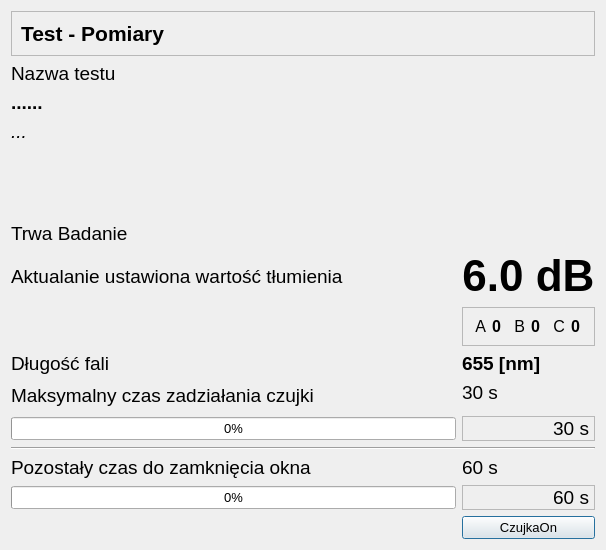
wiacekmarcin/CzujkiLiniowe, file CzujkiLinioweApp/oknobadaniereakcji6db.ui: the form before one commit.
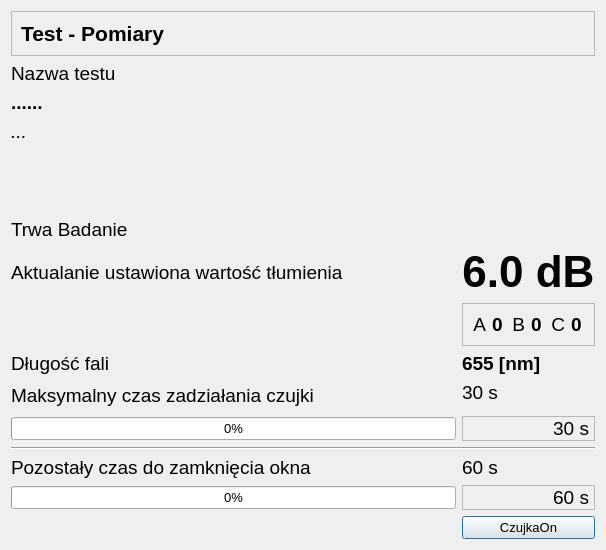
The form after the commit.

What changed in the file:
```diff
--- a/CzujkiLinioweApp/oknobadaniereakcji6db.ui
+++ b/CzujkiLinioweApp/oknobadaniereakcji6db.ui
@@ -140,7 +140,7 @@
         <property name="font">
          <font>
           <family>Arial</family>
-          <pointsize>12</pointsize>
+          <pointsize>14</pointsize>
          </font>
         </property>
         <property name="text">
@@ -156,7 +156,7 @@
         <property name="font">
          <font>
           <family>Arial</family>
-          <pointsize>12</pointsize>
+          <pointsize>14</pointsize>
           <bold>true</bold>
          </font>
         </property>
@@ -170,7 +170,7 @@
         <property name="font">
          <font>
           <family>Arial</family>
-          <pointsize>12</pointsize>
+          <pointsize>14</pointsize>
          </font>
         </property>
         <property name="text">
@@ -186,7 +186,7 @@
         <property name="font">
          <font>
           <family>Arial</family>
-          <pointsize>12</pointsize>
+          <pointsize>14</pointsize>
           <bold>true</bold>
          </font>
         </property>
@@ -200,7 +200,7 @@
         <property name="font">
          <font>
           <family>Arial</family>
-          <pointsize>12</pointsize>
+          <pointsize>14</pointsize>
          </font>
         </property>
         <property name="text">
@@ -216,7 +216,7 @@
         <property name="font">
          <font>
           <family>Arial</family>
-          <pointsize>12</pointsize>
+          <pointsize>14</pointsize>
           <bold>true</bold>
          </font>
         </property>
```
